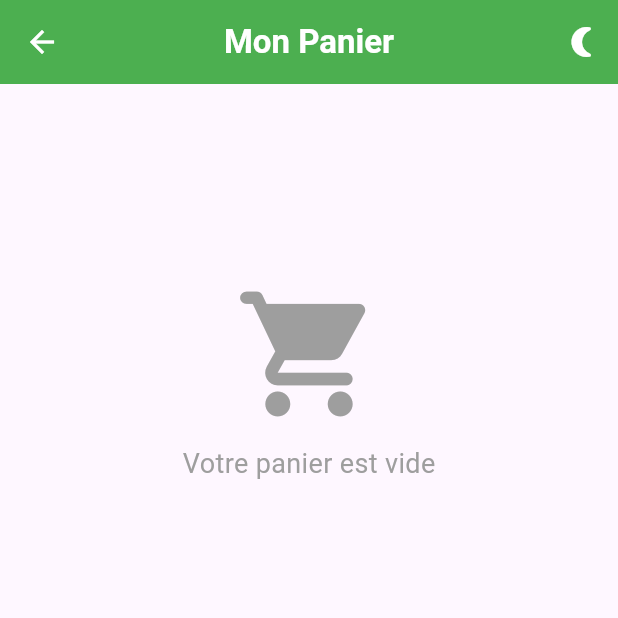
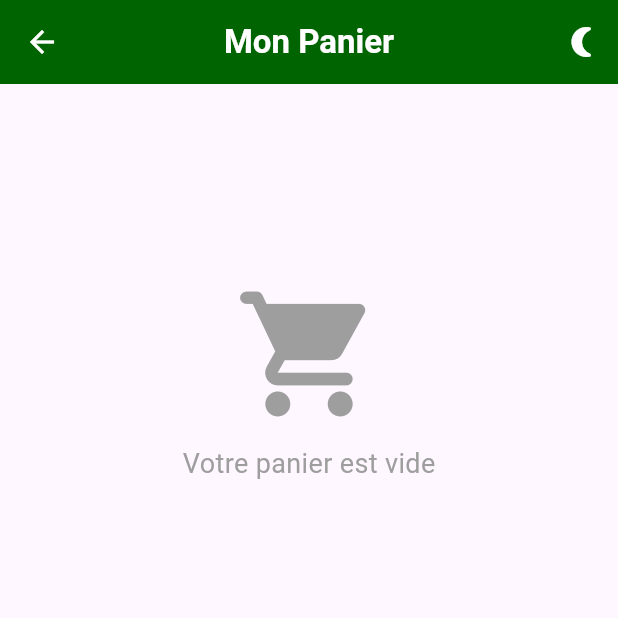
Before and after one commit to degueneFall/DMComputer, a Flutter app: the Pageinscription screen opened directly, after a tap on "Se connecter", after a tap on the "arrow back" icon, after a tap on the "shopping cart" icon, on a phone screen of 412 x 824 dp, the top half of it. Run offline on Flutter 3.47's test engine with Material 3 defaults, Android fonts, the phone set to English and light mode, and no system bars; our stand-ins replace carousel_slider, shared_preferences; accounts and stored records are empty; network calls fail.

Commit message:
Premier commit - Ajout du projet Flutter

```diff
--- a/lib/screen/apropos_screen.dart
+++ b/lib/screen/apropos_screen.dart
@@ -14,7 +14,7 @@ class AproposScreen extends StatelessWidget {
           },
           icon: Icon(Icons.arrow_back, size: 30),
         ),
-        backgroundColor: Colors.green,
+        backgroundColor: Color(0xFF006400),
         centerTitle: true,
         title: Text(
           'À propos',
@@ -156,7 +156,7 @@ class AproposScreen extends StatelessWidget {
               // Copyright and legal text (optional)
               Center(
                 child: Text(
-                  '© 2024 Aurore. Tous droits réservés.',
+                  '© 2024 DMComputer. Tous droits réservés.',
                   style: TextStyle(
                     fontSize: 14,
                     fontStyle: FontStyle.italic,
--- a/lib/screen/confidentialite_screen.dart
+++ b/lib/screen/confidentialite_screen.dart
@@ -14,7 +14,7 @@ class ConfidentialiteScreen extends StatelessWidget {
           },
           icon: Icon(Icons.arrow_back, size: 30),
         ),
-        backgroundColor: Colors.green,
+        backgroundColor: Color(0xFF006400),
         centerTitle: true,
         title: Text(
           'Confidentialité',
--- a/lib/screen/drawer_sreen.dart
+++ b/lib/screen/drawer_sreen.dart
@@ -2,6 +2,7 @@ import 'package:dmc_computer/screen/apropos_screen.dart';
 import 'package:dmc_computer/screen/confidentialite_screen.dart';
 import 'package:dmc_computer/screen/favoris_screen.dart';
 import 'package:dmc_computer/screen/recherche.screen.dart';
+import 'package:dmc_computer/screen/screenconnexion.dart';
 import 'package:flutter/material.dart';
 
 import 'menu.dart';
@@ -79,7 +80,7 @@ class _DrawerScreenState extends State<DrawerScreen> {
               leading: Icon(Icons.person,),  // Autre icône personnalisée
               title: Text("Mon compte", style: TextStyle(color: Colors.black)),
               onTap: () {
-                // Action à effectuer lors du clic sur cet élément
+                Navigator.pushReplacement(context, MaterialPageRoute(builder: (context)=>Screenconnexion()));
               },
             ),
             ListTile(
@@ -113,7 +114,7 @@ class _DrawerScreenState extends State<DrawerScreen> {
                     ],
                   ),
                   style: ElevatedButton.styleFrom(
-                    backgroundColor: Colors.green,
+                    backgroundColor: Color(0xFF006400),
                     padding: EdgeInsets.symmetric(horizontal: 20.0, vertical: 12.0),
                   ),
                 )
--- a/lib/screen/favoris_screen.dart
+++ b/lib/screen/favoris_screen.dart
@@ -48,7 +48,7 @@ class _FavorisScreenState extends State<FavorisScreen> {
           },
           icon: Icon(Icons.arrow_back, size: 30),
         ),
-        backgroundColor: Colors.green,
+        backgroundColor: Color(0xFF006400),
         centerTitle: true,
         title: Text(
           'Mes Favoris',
@@ -115,7 +115,7 @@ class _FavorisScreenState extends State<FavorisScreen> {
                   child: IconButton(
                     icon: Icon(
                       isFavoris ? Icons.favorite : Icons.favorite_border,
-                      color: Colors.green,
+                      color: Color(0xFF006400),
                       size: 30,
                     ),
                     onPressed: () {
--- a/lib/screen/menu.dart
+++ b/lib/screen/menu.dart
@@ -59,7 +59,7 @@ class _MenuScreenState extends State<MenuScreen> {
     return Scaffold(
       backgroundColor: Colors.white,
       appBar: AppBar(
-        backgroundColor: Colors.green,
+        backgroundColor: Color(0xFF006400),
         centerTitle: true,
         title: Text('DMComputer.sn', style: TextStyle(color: Colors.white, fontWeight: FontWeight.bold)),
         actions: [
@@ -155,7 +155,7 @@ class _MenuScreenState extends State<MenuScreen> {
                                   duration: Duration(milliseconds: 300),
                                   child: Chip(
                                     label: Text(category.name),
-                                    backgroundColor: _selectedCategoryId == category.id ? Colors.green : Colors.grey,
+                                    backgroundColor: _selectedCategoryId == category.id ? Color(0xFF006400) : Colors.grey.shade100,
                                   ),
                                 ),
                               ),
@@ -218,7 +218,7 @@ class _MenuScreenState extends State<MenuScreen> {
             Navigator.pushReplacement(context, MaterialPageRoute(builder: (context) => Screenconnexion()));
           }
         },
-        selectedItemColor: Colors.green,
+        selectedItemColor: Color(0xFF006400),
         unselectedItemColor: Colors.grey,
         showUnselectedLabels: true,
         items: const <BottomNavigationBarItem>[
@@ -231,7 +231,7 @@ class _MenuScreenState extends State<MenuScreen> {
             label: 'Recherche',
           ),
           BottomNavigationBarItem(
-            icon: Icon(Icons.shopping_cart),
+            icon: Icon(Icons.shopping_bag),
             label: 'Panier',
           ),
           BottomNavigationBarItem(
@@ -287,7 +287,7 @@ class _MenuScreenState extends State<MenuScreen> {
                   child: IconButton(
                     icon: Icon(
                       product.isFavorite ? Icons.favorite : Icons.favorite_border,
-                      color: Colors.green,
+                      color: Color(0xFF006400),
                       size: 30,
                     ),
                     onPressed: () {
--- a/lib/screen/page_inscription.dart
+++ b/lib/screen/page_inscription.dart
@@ -86,7 +86,7 @@ class _PageinscriptionState extends State<Pageinscription> {
           },
           icon: Icon(Icons.arrow_back, size: 30),
         ),
-        backgroundColor: Colors.green,
+        backgroundColor: Color(0xFF006400),
         centerTitle: true,
         title: Text(
           'Inscription',
@@ -101,7 +101,7 @@ class _PageinscriptionState extends State<Pageinscription> {
             height: MediaQuery.of(context).size.height * 0.9,
             decoration: BoxDecoration(
               gradient: LinearGradient(
-                colors: [Colors.green, Colors.white], // Dégradé vert en haut et blanc en bas
+                colors: [Color(0xFF006400), Colors.white], // Dégradé vert en haut et blanc en bas
                 begin: Alignment.topCenter,
                 end: Alignment.bottomCenter,
               ),
@@ -133,12 +133,11 @@ class _PageinscriptionState extends State<Pageinscription> {
                           SizedBox(height: 10),
                           Text("Remplissez les informations pour vous inscrire", style: TextStyle(color: Colors.grey)),
                           SizedBox(height: 15),
-
                           TextField(
-                            controller: _nomController,
+                            controller: _prenomController,
                             decoration: InputDecoration(
-                              labelText: "Nom",
-                              prefixIcon: Icon(Icons.person, color: Colors.green),
+                              labelText: "Prénom",
+                              prefixIcon: Icon(Icons.person, color: Color(0xFF006400)),
                               border: OutlineInputBorder(
                                 borderRadius: BorderRadius.circular(8),
                               ),
@@ -150,10 +149,10 @@ class _PageinscriptionState extends State<Pageinscription> {
                           SizedBox(height: 10),
 
                           TextField(
-                            controller: _prenomController,
+                            controller: _nomController,
                             decoration: InputDecoration(
-                              labelText: "Prénom",
-                              prefixIcon: Icon(Icons.person, color: Colors.green),
+                              labelText: "Nom",
+                              prefixIcon: Icon(Icons.person_outlined, color: Color(0xFF006400)),
                               border: OutlineInputBorder(
                                 borderRadius: BorderRadius.circular(8),
                               ),
@@ -169,7 +168,7 @@ class _PageinscriptionState extends State<Pageinscription> {
                             keyboardType: TextInputType.emailAddress,
                             decoration: InputDecoration(
                               labelText: "Email",
-                              prefixIcon: Icon(Icons.email, color: Colors.green),
+                              prefixIcon: Icon(Icons.email, color: Color(0xFF006400)),
                               border: OutlineInputBorder(
                                 borderRadius: BorderRadius.circular(8),
                               ),
@@ -185,14 +184,14 @@ class _PageinscriptionState extends State<Pageinscription> {
                             obscureText: _obscureText,
                             decoration: InputDecoration(
                               labelText: "Mot de passe",
-                              prefixIcon: Icon(Icons.lock, color: Colors.green),
+                              prefixIcon: Icon(Icons.lock, color: Color(0xFF006400)),
                               suffixIcon: IconButton(
                                 onPressed: () {
                                   setState(() {
                                     _obscureText = !_obscureText;
                                   });
                                 },
-                                icon: Icon(_obscureText ? Icons.visibility : Icons.visibility_off, color: Colors.green),
+                                icon: Icon(_obscureText ? Icons.visibility : Icons.visibility_off, color: Color(0xFF006400)),
                               ),
                               border: OutlineInputBorder(
                                 borderRadius: BorderRadius.circular(8),
@@ -209,14 +208,14 @@ class _PageinscriptionState extends State<Pageinscription> {
                             obscureText: _obscureText,
                             decoration: InputDecoration(
                               labelText: "Confirmer le mot de passe",
-                              prefixIcon: Icon(Icons.lock, color: Colors.green),
+                              prefixIcon: Icon(Icons.lock, color: Color(0xFF006400)),
                               suffixIcon: IconButton(
                                 onPressed: () {
                                   setState(() {
                                     _obscureText = !_obscureText;
                                   });
                                 },
-                                icon: Icon(_obscureText ? Icons.visibility : Icons.visibility_off, color: Colors.green),
+                                icon: Icon(_obscureText ? Icons.visibility : Icons.visibility_off, color: Color(0xFF006400)),
                               ),
                               border: OutlineInputBorder(
                                 borderRadius: BorderRadius.circular(8),
@@ -230,7 +229,7 @@ class _PageinscriptionState extends State<Pageinscription> {
 
                           ElevatedButton(
                             style: ElevatedButton.styleFrom(
-                              backgroundColor: Colors.green,
+                              backgroundColor: Color(0xFF006400),
                               padding: EdgeInsets.symmetric(horizontal: 100, vertical: 15),
                               shape: RoundedRectangleBorder(
                                 borderRadius: BorderRadius.circular(8),
@@ -254,7 +253,7 @@ class _PageinscriptionState extends State<Pageinscription> {
                                   Navigator.pushReplacement(
                                       context, MaterialPageRoute(builder: (context) => Screenconnexion()));
                                 },
-                                child: Text("Se connecter", style: TextStyle(color: Colors.green)),
+                                child: Text("Se connecter", style: TextStyle(color: Color(0xFF006400))),
                               ),
                             ],
                           ),
--- a/lib/screen/panier.dart
+++ b/lib/screen/panier.dart
@@ -24,7 +24,7 @@ class Panier extends StatelessWidget {
           },
           icon: const Icon(Icons.arrow_back, color: Colors.white),
         ),
-        backgroundColor: Colors.green,
+        backgroundColor: Color(0xFF006400),
         centerTitle: true,
         title: const Text(
           'Mon Panier',
--- a/lib/screen/produitDetails_screen.dart
+++ b/lib/screen/produitDetails_screen.dart
@@ -31,7 +31,7 @@ class _ProductDetailsScreenState extends State<ProductDetailsScreen> {
     return Scaffold(
       appBar: AppBar(
         title: const Text('Détails du Produit'),
-        backgroundColor: Colors.green,
+        backgroundColor: Color(0xFF006400),
         actions: [
           IconButton(
             icon: const Icon(Icons.brightness_6),
@@ -146,7 +146,7 @@ class _ProductDetailsScreenState extends State<ProductDetailsScreen> {
                           SnackBar(content: Text('$name a été ajouté au panier')),
                         );
                       },
-                      style: ElevatedButton.styleFrom(backgroundColor: Colors.green),
+                      style: ElevatedButton.styleFrom(backgroundColor: Color(0xFF006400)),
                       child: const Text('Ajouter au panier'),
                     ),
                   ],
--- a/lib/screen/recherche.screen.dart
+++ b/lib/screen/recherche.screen.dart
@@ -46,7 +46,7 @@ class _RechercheSceeenState extends State<RechercheSceeen> {
           },
           icon: Icon(Icons.arrow_back, size: 30),
         ),
-        backgroundColor: Colors.green,
+        backgroundColor: Color(0xFF006400),
         centerTitle: true,
         title: Text(
           'Rechercher un produit DMC',
--- a/lib/screen/screenconnexion.dart
+++ b/lib/screen/screenconnexion.dart
@@ -69,7 +69,7 @@ class _ScreenconnexionState extends State<Screenconnexion> {
           },
           icon: Icon(Icons.arrow_back, size: 30),
         ),
-        backgroundColor: Colors.green,
+        backgroundColor: Color(0xFF006400),
         centerTitle: true,
         title: Text(
           'Connexion',
@@ -84,7 +84,7 @@ class _ScreenconnexionState extends State<Screenconnexion> {
             height: MediaQuery.of(context).size.height * 0.8,
             decoration: BoxDecoration(
               gradient: LinearGradient(
-                colors: [Colors.green, Colors.white], // Dégradé vert en haut et blanc en bas
+                colors: [Color(0xFF006400), Colors.white], // Dégradé vert en haut et blanc en bas
                 begin: Alignment.topCenter,
                 end: Alignment.bottomCenter,
               ),
@@ -107,7 +107,7 @@ class _ScreenconnexionState extends State<Screenconnexion> {
                         Text(
                           "Bienvenue",
                           style: TextStyle(
-                            color: Colors.green,
+                            color: Color(0xFF006400),
                             fontWeight: FontWeight.bold,
                             fontSize: 30,
                           ),
@@ -121,7 +121,7 @@ class _ScreenconnexionState extends State<Screenconnexion> {
                           keyboardType: TextInputType.emailAddress,
                           decoration: InputDecoration(
                             labelText: "Email",
-                            prefixIcon: Icon(Icons.email, color: Colors.green),
+                            prefixIcon: Icon(Icons.email, color: Color(0xFF006400)),
                             border: OutlineInputBorder(
                               borderRadius: BorderRadius.circular(8),
                             ),
@@ -137,14 +137,14 @@ class _ScreenconnexionState extends State<Screenconnexion> {
                           obscureText: _obscureText,
                           decoration: InputDecoration(
                             labelText: "Mot de passe",
-                            prefixIcon: Icon(Icons.lock, color: Colors.green),
+                            prefixIcon: Icon(Icons.lock, color: Color(0xFF006400)),
                             suffixIcon: IconButton(
                               onPressed: () {
                                 setState(() {
                                   _obscureText = !_obscureText;
                                 });
                               },
-                              icon: Icon(_obscureText ? Icons.visibility : Icons.visibility_off, color: Colors.green),
+                              icon: Icon(_obscureText ? Icons.visibility : Icons.visibility_off, color: Color(0xFF006400)),
                             ),
                             border: OutlineInputBorder(
                               borderRadius: BorderRadius.circular(8),
@@ -158,7 +158,7 @@ class _ScreenconnexionState extends State<Screenconnexion> {
 
                         ElevatedButton(
                           style: ElevatedButton.styleFrom(
-                            backgroundColor: Colors.green,
+                            backgroundColor: Color(0xFF006400),
                             padding: EdgeInsets.symmetric(horizontal: 100, vertical: 20),
                             shape: RoundedRectangleBorder(
                               borderRadius: BorderRadius.circular(8),
@@ -182,7 +182,7 @@ class _ScreenconnexionState extends State<Screenconnexion> {
                                 Navigator.pushReplacement(
                                     context, MaterialPageRoute(builder: (context) => Pageinscription()));
                               },
-                              child: Text("S'Inscrire", style: TextStyle(color: Colors.green)),
+                              child: Text("S'Inscrire", style: TextStyle(color: Color(0xFF006400))),
                             ),
                           ],
                         ),
```
